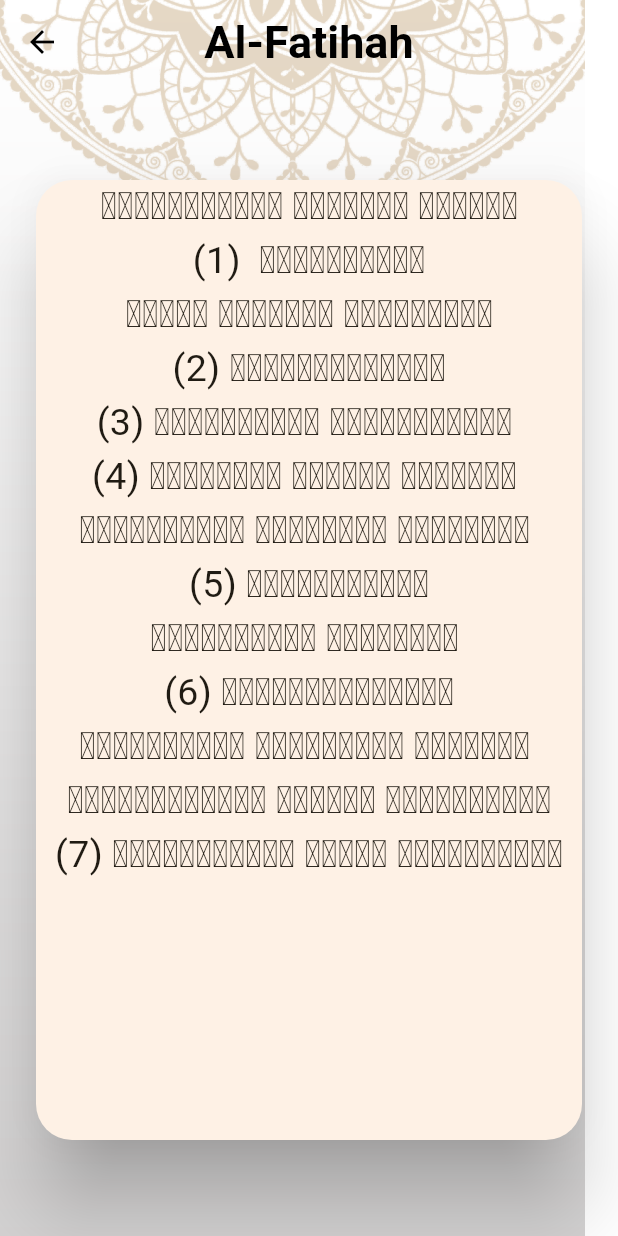
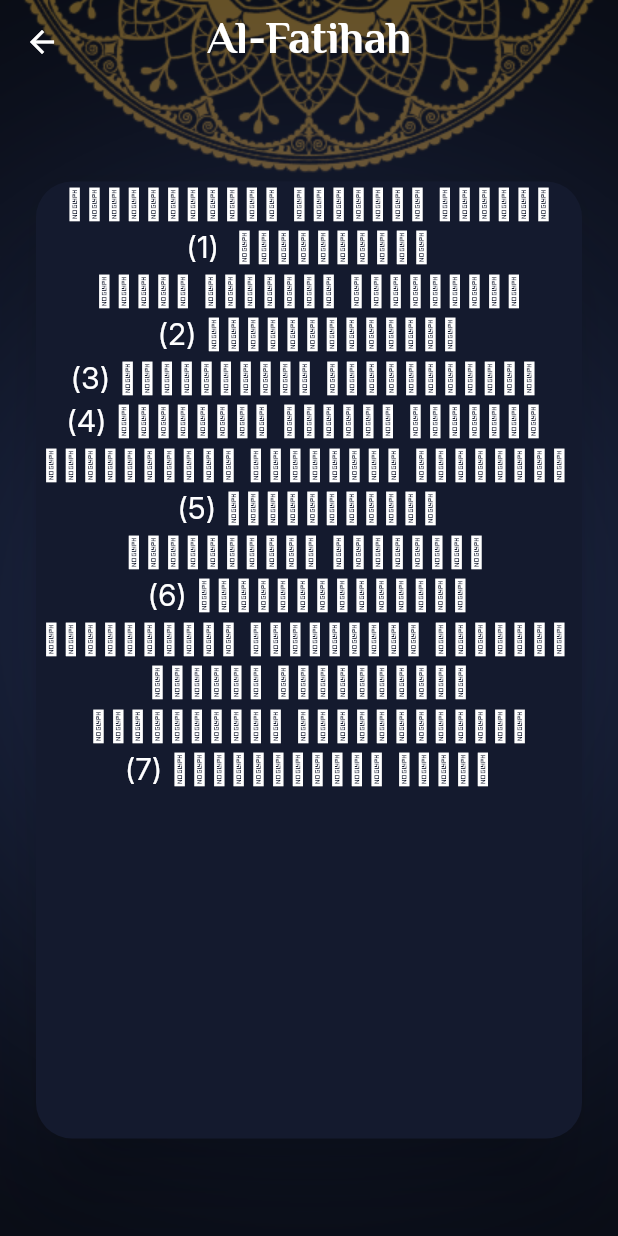
Before and after one commit to mohamedali015/islami-route, a Flutter app: the screen it shows after launch, after a tap on "Al-Fatihah", on a phone screen of 412 x 824 dp. Run offline on Flutter 3.47's test engine with Material 3 defaults, Android fonts, the light colour scheme and no system bars.

Commit message:
feat: Add Dark theme feat: added 2 Fonts to project

```diff
--- a/lib/UI/Home/Hadeth/hadeth_details.dart
+++ b/lib/UI/Home/Hadeth/hadeth_details.dart
@@ -14,11 +14,12 @@ class HadethDetails extends StatelessWidget {
     return DefultScaffold(
         body: Scaffold(
       appBar: AppBar(
-        title: Text(hadeth.title),
+        title: Text(
+          hadeth.title,
+          style: Theme.of(context).textTheme.titleMedium,
+        ),
       ),
       body: Card(
-        margin: const EdgeInsets.symmetric(horizontal: 24, vertical: 64),
-        shape: RoundedRectangleBorder(borderRadius: BorderRadius.circular(24)),
         child: Column(
           children: [
             Expanded(
@@ -28,9 +29,7 @@ class HadethDetails extends StatelessWidget {
                   child: Text(
                     hadeth.content,
                     textAlign: TextAlign.center,
-                    style: const TextStyle(
-                      fontSize: 20,
-                    ),
+                    style: Theme.of(context).textTheme.bodyMedium,
                   ),
                 ),
               ),
--- a/lib/UI/Home/Hadeth/hadeth_tap.dart
+++ b/lib/UI/Home/Hadeth/hadeth_tap.dart
@@ -28,12 +28,12 @@ class _HadethTapState extends State<HadethTap> {
           height: 5,
           thickness: 2,
         ),
-        const Padding(
+        Padding(
           padding: EdgeInsets.symmetric(vertical: 10, horizontal: 10),
           child: Text(
             "El-Ahadeth",
             textAlign: TextAlign.center,
-            style: TextStyle(fontSize: 25, fontWeight: FontWeight.w700),
+            style: Theme.of(context).textTheme.titleSmall,
           ),
         ),
         const Divider(
--- a/lib/UI/Home/Hadeth/hadeth_title.dart
+++ b/lib/UI/Home/Hadeth/hadeth_title.dart
@@ -17,23 +17,14 @@ class HadethTitle extends StatelessWidget {
         Navigator.pushNamed(context, HadethDetails.routeName,
             arguments: hadeth);
       },
-      child: Row(
-        children: [
-          Expanded(
-              child: Center(
-                  child: Text(
-            hadeth.title,
-            style: const TextStyle(fontSize: 20),
-          ))),
-          const SizedBox(
-            height: 50,
-            child: VerticalDivider(
-              color: Color(0xFFB7935F),
-              thickness: 2,
-            ),
-          ),
-        ],
-      ),
+      child: Center(
+          child: Padding(
+        padding: const EdgeInsets.all(8.0),
+        child: Text(
+          hadeth.title,
+          style: Theme.of(context).textTheme.bodyLarge,
+        ),
+      )),
     );
   }
 }
--- a/lib/UI/Home/Quran/chapter_title.dart
+++ b/lib/UI/Home/Quran/chapter_title.dart
@@ -26,7 +26,7 @@ class ChapterTitle extends StatelessWidget {
               child: Center(
                   child: Text(
             title,
-            style: const TextStyle(fontSize: 20),
+            style: Theme.of(context).textTheme.bodyLarge,
           ))),
           const SizedBox(
             height: 50,
@@ -39,7 +39,7 @@ class ChapterTitle extends StatelessWidget {
               child: Center(
                   child: Text(
             verses,
-            style: const TextStyle(fontSize: 20),
+            style: Theme.of(context).textTheme.bodyLarge,
           ))),
         ],
       ),
--- a/lib/UI/Home/Quran/quran_details.dart
+++ b/lib/UI/Home/Quran/quran_details.dart
@@ -24,12 +24,12 @@ class _QuranDetailsState extends State<QuranDetails> {
     return DefultScaffold(
       body: Scaffold(
         appBar: AppBar(
-          title: Text(arg.chapterTitle),
+          title: Text(
+            arg.chapterTitle,
+            style: Theme.of(context).textTheme.titleMedium,
+          ),
         ),
         body: Card(
-          margin: const EdgeInsets.symmetric(horizontal: 24, vertical: 64),
-          shape:
-              RoundedRectangleBorder(borderRadius: BorderRadius.circular(24)),
           child: verses.isNotEmpty
               ? ListView.builder(
                   itemBuilder: (context, index) {
--- a/lib/UI/Home/Quran/quran_tap.dart
+++ b/lib/UI/Home/Quran/quran_tap.dart
@@ -247,7 +247,7 @@ class QuranTap extends StatelessWidget {
           height: 5,
           thickness: 2,
         ),
-        const Padding(
+        Padding(
           padding: EdgeInsets.symmetric(vertical: 10, horizontal: 10),
           child: Row(
             children: [
@@ -255,10 +255,7 @@ class QuranTap extends StatelessWidget {
                 child: Center(
                   child: Text(
                     "Chapter Name",
-                    style: TextStyle(
-                      fontWeight: FontWeight.w700,
-                      fontSize: 25,
-                    ),
+                    style: Theme.of(context).textTheme.titleSmall,
                   ),
                 ),
               ),
@@ -267,10 +264,7 @@ class QuranTap extends StatelessWidget {
                   child: Text(
                     "Verses Name",
                     textAlign: TextAlign.center,
-                    style: TextStyle(
-                      fontWeight: FontWeight.w700,
-                      fontSize: 25,
-                    ),
+                    style: Theme.of(context).textTheme.titleSmall,
                   ),
                 ),
               ),
--- a/lib/UI/Home/Quran/verses_content.dart
+++ b/lib/UI/Home/Quran/verses_content.dart
@@ -18,7 +18,7 @@ class VersesContent extends StatelessWidget {
           "$content (${index + 1})",
           textDirection: TextDirection.rtl,
           textAlign: TextAlign.center,
-          style: const TextStyle(fontSize: 25),
+          style: Theme.of(context).textTheme.bodyMedium,
         ));
   }
 }
--- a/lib/UI/Home/bottom_nav_item.dart
+++ b/lib/UI/Home/bottom_nav_item.dart
@@ -1,11 +1,13 @@
 import 'package:flutter/material.dart';
-import 'package:islami/UI/Theme/mytheme.dart';
 
 class BottomNaviItem extends BottomNavigationBarItem {
-  BottomNaviItem({required String imagepath, required String lable})
+  BottomNaviItem(
+      {required String imagepath,
+      required String lable,
+      required Color backgroundColor})
       : super(
           icon: ImageIcon(AssetImage(imagepath)),
           label: lable,
-          backgroundColor: MyThemeData.lightPrimary,
+          backgroundColor: backgroundColor,
         );
 }
--- a/lib/UI/Home/home_screen.dart
+++ b/lib/UI/Home/home_screen.dart
@@ -4,13 +4,14 @@ import 'package:islami/UI/Home/Quran/quran_tap.dart';
 import 'package:islami/UI/Home/Radio/radio_tap.dart';
 import 'package:islami/UI/Home/Sebha/sebah_tap.dart';
 import 'package:islami/UI/Home/bottom_nav_item.dart';
-import 'package:islami/UI/Theme/mytheme.dart';
 import 'package:islami/UI/defult_scaffold.dart';
 
 import 'Settings/settings_tap.dart';
 
 class HomeScreen extends StatefulWidget {
   static const String routeName = "HomeScreen";
+
+  const HomeScreen({super.key});
 
   @override
   State<HomeScreen> createState() => _HomeScreenState();
@@ -24,7 +25,10 @@ class _HomeScreenState extends State<HomeScreen> {
     return DefultScaffold(
       body: Scaffold(
         appBar: AppBar(
-          title: const Text("Islami"),
+          title: Text(
+            "Islami",
+            style: Theme.of(context).textTheme.titleMedium,
+          ),
         ),
         body: taps[selectedIndex],
         bottomNavigationBar: BottomNavigationBar(
@@ -36,16 +40,28 @@ class _HomeScreenState extends State<HomeScreen> {
           currentIndex: selectedIndex,
           items: [
             BottomNaviItem(
-                imagepath: "Assets/Images/quran_icn.png", lable: "Quran"),
+              imagepath: "Assets/Images/quran_icn.png",
+              lable: "Quran",
+              backgroundColor: Theme.of(context).colorScheme.primary,
+            ),
             BottomNaviItem(
-                imagepath: "Assets/Images/hadeth.png", lable: "Hadeth"),
+              imagepath: "Assets/Images/hadeth.png",
+              lable: "Hadeth",
+              backgroundColor: Theme.of(context).colorScheme.primary,
+            ),
             BottomNaviItem(
-                imagepath: "Assets/Images/sebha_blue.png", lable: "Sebha"),
+              imagepath: "Assets/Images/sebha_blue.png",
+              lable: "Sebha",
+              backgroundColor: Theme.of(context).colorScheme.primary,
+            ),
             BottomNaviItem(
-                imagepath: "Assets/Images/radio_blue.png", lable: "Radio"),
+              imagepath: "Assets/Images/radio_blue.png",
+              lable: "Radio",
+              backgroundColor: Theme.of(context).colorScheme.primary,
+            ),
             BottomNavigationBarItem(
               icon: const Icon(Icons.settings),
-              backgroundColor: MyThemeData.lightPrimary,
+              backgroundColor: Theme.of(context).colorScheme.primary,
               label: "Settings",
             )
           ],
--- a/lib/UI/Theme/mytheme.dart
+++ b/lib/UI/Theme/mytheme.dart
@@ -1,15 +1,38 @@
 import 'package:flutter/material.dart';
 
 class MyThemeData {
-  static final Color lightPrimary = const Color(0xFFB7935F);
+  static const Color lightPrimary = Color(0xFFB7935F);
+  static const Color darkPrimary = Color(0xFF141A2E);
+  static const Color darkSecondary = Color(0xFFFACC1D);
+  static const bool isDark = true;
 
   static final ThemeData lighttheme = ThemeData(
+      textTheme: const TextTheme(
+        titleMedium: TextStyle(
+            fontSize: 30,
+            fontWeight: FontWeight.bold,
+            fontFamily: "ElMessiri",
+            color: Colors.black),
+        titleSmall: TextStyle(
+          fontSize: 25,
+          fontWeight: FontWeight.w500,
+          fontFamily: "ElMessiri",
+          color: Colors.black,
+        ),
+        bodyLarge:
+            TextStyle(fontSize: 25, fontFamily: "Inter", color: Colors.black),
+        bodyMedium:
+            TextStyle(fontSize: 20, fontFamily: "Inter", color: Colors.black),
+      ),
       cardTheme: CardTheme(
+        color: Colors.white,
+        surfaceTintColor: null,
         shape: RoundedRectangleBorder(borderRadius: BorderRadius.circular(24)),
         elevation: 24,
         margin: const EdgeInsets.symmetric(vertical: 65, horizontal: 24),
       ),
       bottomNavigationBarTheme: const BottomNavigationBarThemeData(
+        backgroundColor: lightPrimary,
         selectedItemColor: Colors.black,
         unselectedItemColor: Colors.white,
         selectedIconTheme: IconThemeData(
@@ -36,4 +59,57 @@ class MyThemeData {
         secondary: const Color(0xFFB7925F),
         onSecondary: Colors.black,
       ));
+
+  static final ThemeData darktheme = ThemeData(
+      textTheme: const TextTheme(
+        titleMedium: TextStyle(
+            fontSize: 30,
+            fontWeight: FontWeight.bold,
+            fontFamily: "ElMessiri",
+            color: Colors.white),
+        titleSmall: TextStyle(
+            fontSize: 25,
+            fontWeight: FontWeight.w500,
+            fontFamily: "ElMessiri",
+            color: Colors.white),
+        bodyLarge:
+            TextStyle(fontSize: 25, fontFamily: "Inter", color: Colors.white),
+        bodyMedium:
+            TextStyle(fontSize: 20, fontFamily: "Inter", color: Colors.white),
+      ),
+      cardTheme: CardTheme(
+        color: darkPrimary,
+        surfaceTintColor: null,
+        shape: RoundedRectangleBorder(borderRadius: BorderRadius.circular(24)),
+        elevation: 24,
+        margin: const EdgeInsets.symmetric(vertical: 65, horizontal: 24),
+      ),
+      bottomNavigationBarTheme: const BottomNavigationBarThemeData(
+        backgroundColor: darkPrimary,
+        selectedItemColor: darkSecondary,
+        unselectedItemColor: Colors.white,
+        selectedIconTheme: IconThemeData(
+          size: 33,
+        ),
+      ),
+      scaffoldBackgroundColor: Colors.transparent,
+      appBarTheme: const AppBarTheme(
+          iconTheme: IconThemeData(
+            color: Colors.white,
+          ),
+          backgroundColor: Colors.transparent,
+          centerTitle: true,
+          elevation: 0,
+          titleTextStyle: TextStyle(
+            fontSize: 30,
+            fontWeight: FontWeight.bold,
+            color: Colors.white,
+          )),
+      colorScheme: ColorScheme.fromSeed(
+        seedColor: darkPrimary,
+        primary: darkPrimary,
+        onPrimary: Colors.white,
+        secondary: darkSecondary,
+        onSecondary: Colors.black,
+      ));
 }
--- a/lib/UI/defult_scaffold.dart
+++ b/lib/UI/defult_scaffold.dart
@@ -1,4 +1,5 @@
 import 'package:flutter/material.dart';
+import 'package:islami/UI/Theme/mytheme.dart';
 
 class DefultScaffold extends StatelessWidget {
   Widget body;
@@ -7,9 +8,17 @@ class DefultScaffold extends StatelessWidget {
 
   @override
   Widget build(BuildContext context) {
+    bool isDark = MyThemeData.isDark;
     return Stack(
       children: [
-        Image.asset("Assets/Images/main_background.png"),
+        Image.asset(
+          isDark
+              ? "Assets/Images/dark_main_background.png"
+              : "Assets/Images/main_background.png",
+          fit: BoxFit.cover,
+          width: double.infinity,
+          height: double.infinity,
+        ),
         body,
       ],
     );
--- a/lib/main.dart
+++ b/lib/main.dart
@@ -25,6 +25,8 @@ class MyApp extends StatelessWidget {
       },
       initialRoute: SplashScreen.routeName,
       theme: MyThemeData.lighttheme,
+      darkTheme: MyThemeData.darktheme,
+      themeMode: ThemeMode.dark,
     );
   }
 }
```
Also changed, not shown: pubspec.yaml (+13 -6 lines), Assets/Fonts/ElMessiri-Bold.ttf (added), Assets/Fonts/ElMessiri-SemiBold.ttf (added), Assets/Fonts/Inter_18pt-Regular.ttf (added), Assets/Fonts/Inter_24pt-Regular.ttf (added), Assets/Images/dark_main_background.png (added).
